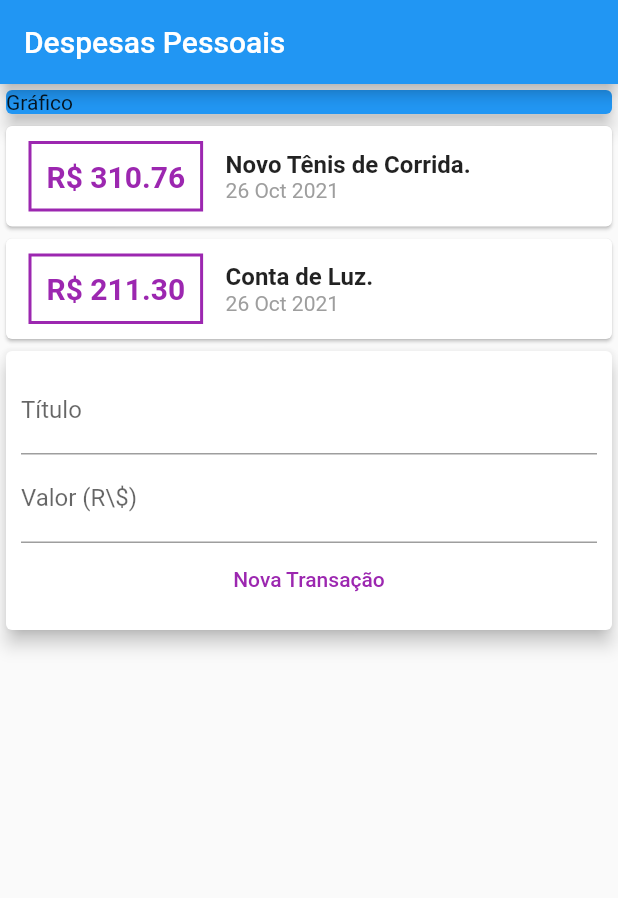
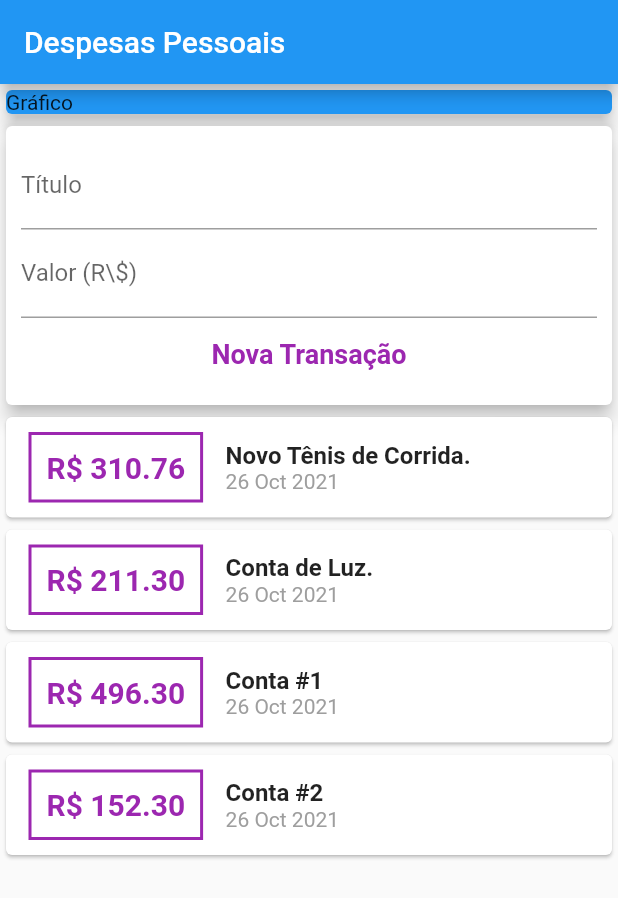
Before and after one commit to renatorv/expenses, a Flutter app: the screen it shows after launch, after a tap on "Nova Transação", on a phone screen of 412 x 824 dp. Shown: the top 898 px of the screen. Run offline on Flutter 3.47's test engine with Material 2 defaults, Android fonts, the phone set to English and light mode, and no system bars.

Commit message:
terminada aula 111.

```diff
--- /dev/null
+++ b/lib/components/compents.dart
@@ -0,0 +1,3 @@
+export './transaction_form.dart';
+export './transaction_list.dart';
+export './transaction_user.dart';
--- /dev/null
+++ b/lib/components/transaction_form.dart
@@ -0,0 +1,52 @@
+import 'package:flutter/material.dart';
+
+class TransactionForm extends StatelessWidget {
+  final TextEditingController titleController = TextEditingController();
+  final TextEditingController valueController = TextEditingController();
+
+  final void Function(String, double) onSubmit;
+
+  TransactionForm(this.onSubmit);
+
+  @override
+  Widget build(BuildContext context) {
+    return Card(
+      elevation: 5,
+      child: Padding(
+        padding: const EdgeInsets.all(10),
+        child: Column(
+          children: [
+            TextField(
+              controller: titleController,
+              decoration: const InputDecoration(
+                labelText: 'Título',
+              ),
+            ),
+            TextField(
+              controller: valueController,
+              decoration: const InputDecoration(
+                labelText: r'Valor (R\$)',
+              ),
+            ),
+            TextButton(
+              onPressed: () {
+                final title = titleController.text;
+                final value = double.tryParse(valueController.text) ?? 0.0;
+
+                onSubmit(title, value);
+              },
+              child: const Text(
+                'Nova Transação',
+                style: TextStyle(
+                  color: Colors.purple,
+                  fontSize: 18,
+                  fontWeight: FontWeight.bold,
+                ),
+              ),
+            ),
+          ],
+        ),
+      ),
+    );
+  }
+}
--- /dev/null
+++ b/lib/components/transaction_list.dart
@@ -0,0 +1,67 @@
+import 'package:expenses/models/transaction.dart';
+import 'package:flutter/material.dart';
+import 'package:intl/intl.dart';
+
+class TransactionList extends StatelessWidget {
+  final List<Transaction> transactions;
+  TransactionList(this.transactions);
+
+  @override
+  Widget build(BuildContext context) {
+    return Container(
+      height: 300,
+      child: ListView.builder(
+        itemCount: transactions.length,
+        itemBuilder: (ctx, idx) {
+          final tr = transactions[idx];
+
+          return Card(
+            child: Row(
+              children: [
+                Container(
+                  margin: const EdgeInsets.symmetric(
+                    horizontal: 15,
+                    vertical: 10,
+                  ),
+                  decoration: BoxDecoration(
+                    border: Border.all(
+                      color: Colors.purple,
+                      width: 2,
+                    ),
+                  ),
+                  padding: const EdgeInsets.all(10),
+                  child: Text(
+                    'R\$ ${tr.value.toStringAsFixed(2)}',
+                    style: const TextStyle(
+                      fontWeight: FontWeight.bold,
+                      fontSize: 20,
+                      color: Colors.purple,
+                    ),
+                  ),
+                ),
+                Column(
+                  crossAxisAlignment: CrossAxisAlignment.start,
+                  children: [
+                    Text(
+                      tr.title,
+                      style: const TextStyle(
+                        fontWeight: FontWeight.bold,
+                        fontSize: 16,
+                      ),
+                    ),
+                    Text(
+                      DateFormat('d MMM y').format(tr.date),
+                      style: const TextStyle(
+                        color: Colors.grey,
+                      ),
+                    ),
+                  ],
+                ),
+              ],
+            ),
+          );
+        },
+      ),
+    );
+  }
+}
--- /dev/null
+++ b/lib/components/transaction_user.dart
@@ -0,0 +1,73 @@
+import 'dart:math';
+import '../models/transaction.dart';
+import 'package:flutter/material.dart';
+import 'compents.dart';
+
+class TransactionUser extends StatefulWidget {
+  @override
+  _TransactionUserState createState() => _TransactionUserState();
+}
+
+class _TransactionUserState extends State<TransactionUser> {
+  final List<Transaction> _transactions = [
+    Transaction(
+      id: 't1',
+      title: 'Novo Tênis de Corrida.',
+      value: 310.76,
+      date: DateTime.now(),
+    ),
+    Transaction(
+      id: 't2',
+      title: 'Conta de Luz.',
+      value: 211.30,
+      date: DateTime.now(),
+    ),
+    Transaction(
+      id: 't3',
+      title: 'Conta #1',
+      value: 496.30,
+      date: DateTime.now(),
+    ),
+    Transaction(
+      id: 't4',
+      title: 'Conta #2',
+      value: 152.30,
+      date: DateTime.now(),
+    ),
+    Transaction(
+      id: 't6',
+      title: 'Conta #3',
+      value: 152.30,
+      date: DateTime.now(),
+    ),
+    Transaction(
+      id: 't7',
+      title: 'Conta #4',
+      value: 152.30,
+      date: DateTime.now(),
+    ),
+  ];
+
+  _addTransaction(String title, double value) {
+    final newTransaction = Transaction(
+      id: Random().nextDouble().toString(),
+      title: title,
+      value: value,
+      date: DateTime.now(),
+    );
+
+    setState(() {
+      _transactions.add(newTransaction);
+    });
+  }
+
+  @override
+  Widget build(BuildContext context) {
+    return Column(
+      children: [
+        TransactionForm(_addTransaction),
+        TransactionList(_transactions),
+      ],
+    );
+  }
+}
--- a/lib/main.dart
+++ b/lib/main.dart
@@ -1,8 +1,9 @@
-import 'package:expenses/models/transaction.dart';
 import 'package:flutter/material.dart';
-import 'package:intl/intl.dart';
+import 'components/compents.dart';
 
-void main() => runApp(ExpensesApp());
+void main() => runApp(
+      ExpensesApp(),
+    );
 
 class ExpensesApp extends StatelessWidget {
   @override
@@ -15,30 +16,14 @@ class ExpensesApp extends StatelessWidget {
 }
 
 class MyHomePage extends StatelessWidget {
-  final TextEditingController titleController = TextEditingController();
-  final TextEditingController valueController = TextEditingController();
-
-  final List<Transaction> _transactions = [
-    Transaction(
-      id: 't1',
-      title: 'Novo Tênis de Corrida.',
-      value: 310.76,
-      date: DateTime.now(),
-    ),
-    Transaction(
-      id: 't2',
-      title: 'Conta de Luz.',
-      value: 211.30,
-      date: DateTime.now(),
-    ),
-  ];
   @override
   Widget build(BuildContext context) {
     return Scaffold(
       appBar: AppBar(
         title: const Text('Despesas Pessoais'),
       ),
-      body: Column(
+      body: SingleChildScrollView(
+        child: Column(
           crossAxisAlignment: CrossAxisAlignment.stretch,
           children: [
             Container(
@@ -48,90 +33,9 @@ class MyHomePage extends StatelessWidget {
                 elevation: 5,
               ),
             ),
-          Column(
-            children: _transactions.map(
-              (Transaction tr) {
-                return Card(
-                  child: Row(
-                    children: [
-                      Container(
-                        margin: const EdgeInsets.symmetric(
-                          horizontal: 15,
-                          vertical: 10,
-                        ),
-                        decoration: BoxDecoration(
-                          border: Border.all(
-                            color: Colors.purple,
-                            width: 2,
-                          ),
-                        ),
-                        padding: const EdgeInsets.all(10),
-                        child: Text(
-                          'R\$ ${tr.value.toStringAsFixed(2)}',
-                          style: const TextStyle(
-                            fontWeight: FontWeight.bold,
-                            fontSize: 20,
-                            color: Colors.purple,
-                          ),
-                        ),
-                      ),
-                      Column(
-                        crossAxisAlignment: CrossAxisAlignment.start,
-                        children: [
-                          Text(
-                            tr.title,
-                            style: const TextStyle(
-                              fontWeight: FontWeight.bold,
-                              fontSize: 16,
-                            ),
-                          ),
-                          Text(
-                            DateFormat('d MMM y').format(tr.date),
-                            style: const TextStyle(
-                              color: Colors.grey,
-                            ),
-                          ),
+            TransactionUser(),
           ],
         ),
-                    ],
-                  ),
-                );
-              },
-            ).toList(),
-          ),
-          Card(
-            elevation: 5,
-            child: Padding(
-              padding: const EdgeInsets.all(10),
-              child: Column(
-                children: [
-                  TextField(
-                    controller: titleController,
-                    decoration: const InputDecoration(
-                      labelText: 'Título',
-                    ),
-                  ),
-                  TextField(
-                    controller: valueController,
-                    decoration: const InputDecoration(
-                      labelText: r'Valor (R\$)',
-                    ),
-                  ),
-                  TextButton(
-                    onPressed: () {
-                      print(titleController.text);
-                      print(valueController.text);
-                    },
-                    child: const Text(
-                      'Nova Transação',
-                      style: TextStyle(color: Colors.purple),
-                    ),
-                  ),
-                ],
-              ),
-            ),
-          ),
-        ],
       ),
     );
   }
```
Also changed, not shown: pubspec.lock. Lines whose indentation alone changed are shown as unchanged.
